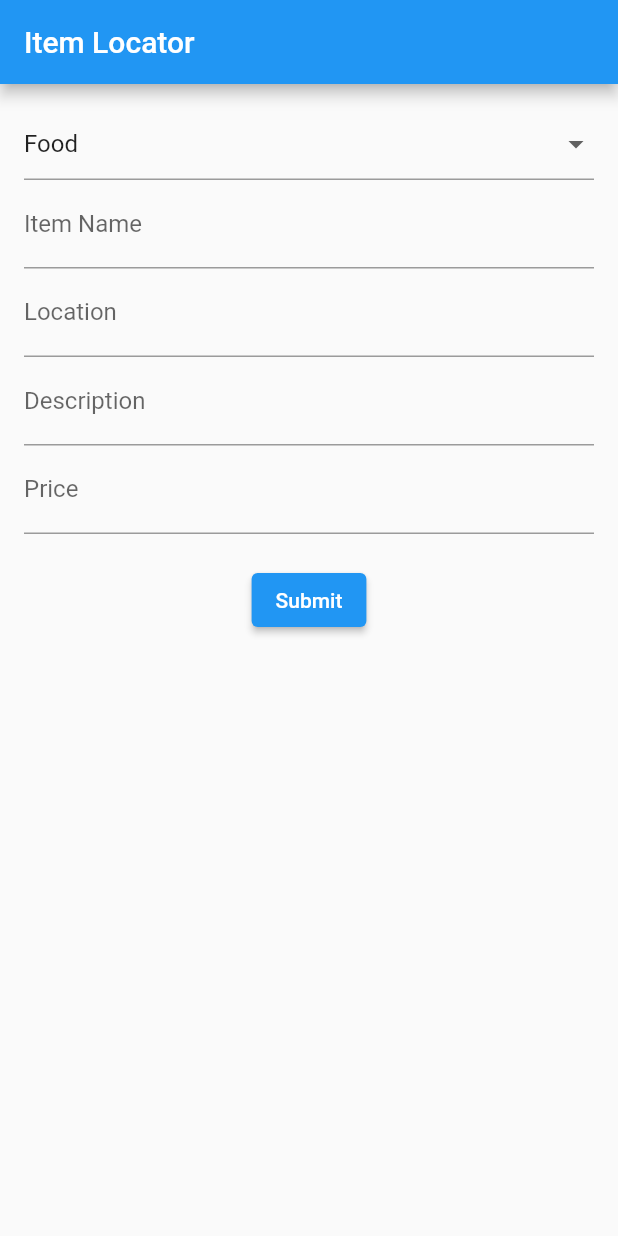
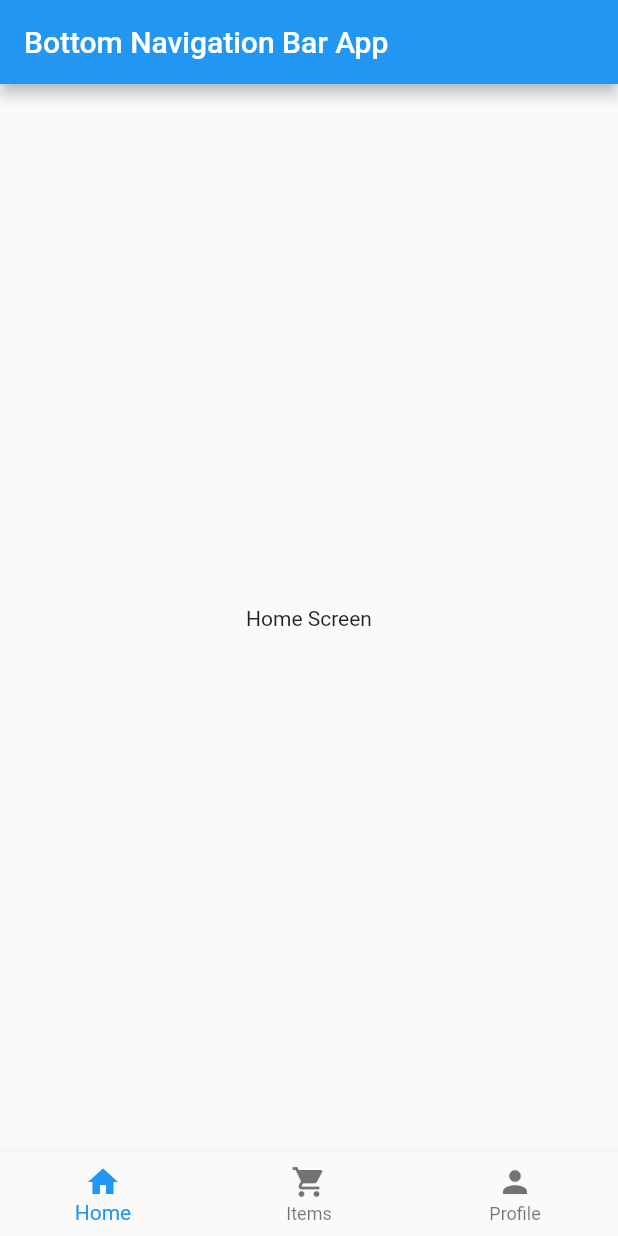
Before and after one commit to akhargha/CloseBuy, a Flutter app: the screen it shows after launch, on a phone screen of 412 x 824 dp. Run offline on Flutter 3.47's test engine with Material 2 defaults, Android fonts, the phone set to English and light mode, and no system bars.

Commit message:
Made the app more modular

```diff
--- /dev/null
+++ b/src/lib/bottom_nav.dart
@@ -0,0 +1,56 @@
+import 'package:flutter/material.dart';
+import 'home_screen.dart';
+import 'items_screen.dart';
+import 'profile_screen.dart';
+
+class BottomNavBarApp extends StatefulWidget {
+  const BottomNavBarApp({super.key});
+
+  @override
+  _BottomNavBarAppState createState() => _BottomNavBarAppState();
+}
+
+class _BottomNavBarAppState extends State<BottomNavBarApp> {
+  int _selectedIndex = 0;
+  final List<Widget> _pages = [
+    HomeScreen(),
+    ItemsScreen(),
+    ProfileScreen(),
+  ];
+
+  void _onItemTapped(int index) {
+    setState(() {
+      _selectedIndex = index;
+    });
+  }
+
+  @override
+  Widget build(BuildContext context) {
+    return MaterialApp(
+      home: Scaffold(
+        appBar: AppBar(
+          title: Text('Bottom Navigation Bar App'),
+        ),
+        body: _pages[_selectedIndex],
+        bottomNavigationBar: BottomNavigationBar(
+          currentIndex: _selectedIndex,
+          onTap: _onItemTapped,
+          items: const [
+            BottomNavigationBarItem(
+              icon: Icon(Icons.home),
+              label: 'Home',
+            ),
+            BottomNavigationBarItem(
+              icon: Icon(Icons.shopping_cart),
+              label: 'Items',
+            ),
+            BottomNavigationBarItem(
+              icon: Icon(Icons.person),
+              label: 'Profile',
+            ),
+          ],
+        ),
+      ),
+    );
+  }
+}
--- /dev/null
+++ b/src/lib/home_screen.dart
@@ -0,0 +1,12 @@
+import 'package:flutter/material.dart';
+
+class HomeScreen extends StatelessWidget {
+  const HomeScreen({super.key});
+
+  @override
+  Widget build(BuildContext context) {
+    return const Center(
+      child: Text('Home Screen'),
+    );
+  }
+}
--- a/src/lib/item_locator_page.dart
+++ b/src/lib/item_locator.dart
@@ -1,6 +1,18 @@
 import 'dart:convert';
+import 'dart:io';
 import 'package:flutter/material.dart';
-import 'storage.dart';
+import 'package:path_provider/path_provider.dart';
+
+class MyApp extends StatelessWidget {
+  @override
+  Widget build(BuildContext context) {
+    return MaterialApp(
+      title: 'Item Locator',
+      theme: ThemeData(primarySwatch: Colors.blue),
+      home: ItemLocatorPage(),
+    );
+  }
+}
 
 class ItemLocatorPage extends StatefulWidget {
   @override
@@ -22,9 +34,19 @@ class _ItemLocatorPageState extends State<ItemLocatorPage> {
     _loadItems();
   }
 
+  Future<String> get _localPath async {
+    final directory = await getApplicationDocumentsDirectory();
+    return directory.path;
+  }
+
+  Future<File> get _localFile async {
+    final path = await _localPath;
+    return File('$path/items.json');
+  }
+
   _loadItems() async {
     try {
-      final file = await getLocalFile();
+      final file = await _localFile;
       if (await file.exists()) {
         String contents = await file.readAsString();
         List<dynamic> json = jsonDecode(contents);
@@ -53,7 +75,8 @@ class _ItemLocatorPageState extends State<ItemLocatorPage> {
       items.add(newItem);
     });
 
-    saveItemsToFile(items);
+    final file = await _localFile;
+    await file.writeAsString(jsonEncode(items));
 
     _itemNameController.clear();
     _locationController.clear();
--- /dev/null
+++ b/src/lib/items_page.dart
@@ -0,0 +1,19 @@
+// blank_page.dart
+import 'package:flutter/material.dart';
+
+class items_page extends StatelessWidget {
+  const items_page({super.key});
+
+  @override
+  Widget build(BuildContext context) {
+    return Scaffold(
+      appBar: AppBar(title: Text("Items Page")),
+      body: Center(
+        child: ElevatedButton(
+          onPressed: () => Navigator.pop(context),
+          child: Text('Go Back to Main Page'),
+        ),
+      ),
+    );
+  }
+}
--- a/src/lib/main.dart
+++ b/src/lib/main.dart
@@ -1,15 +1,4 @@
 import 'package:flutter/material.dart';
-import 'item_locator_page.dart';
+import 'bottom_nav.dart';
 
-void main() => runApp(MyApp());
-
-class MyApp extends StatelessWidget {
-  @override
-  Widget build(BuildContext context) {
-    return MaterialApp(
-      title: 'Item Locator',
-      theme: ThemeData(primarySwatch: Colors.blue),
-      home: ItemLocatorPage(),
-    );
-  }
-}
+void main() => runApp(BottomNavBarApp());
--- a/src/pubspec.yaml
+++ b/src/pubspec.yaml
@@ -32,9 +32,9 @@ dependencies:
     sdk: flutter
   shared_preferences: ^2.0.6
   path_provider: ^2.0.2
-
-
-
+  flutter_map: ^0.13.1
+  latlong2: ^0.8.0
+  url_launcher: ^6.0.10  # This is based on your `launchUrl` method, but you did not provide its import. You may need this dependency.
   # The following adds the Cupertino Icons font to your application.
   # Use with the CupertinoIcons class for iOS style icons.
   cupertino_icons: ^1.0.2
```
Also changed, not shown: src/lib/items_screen.dart (added, +12 -0 lines), src/lib/profile_screen.dart (added, +12 -0 lines), 5 other files.
